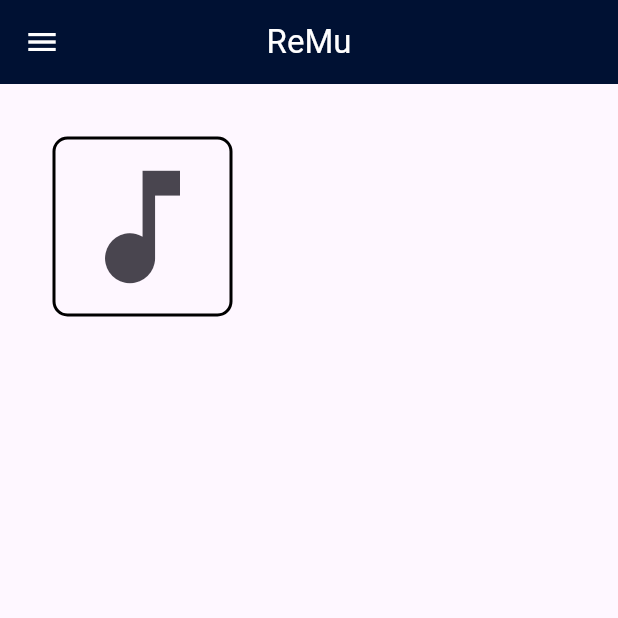
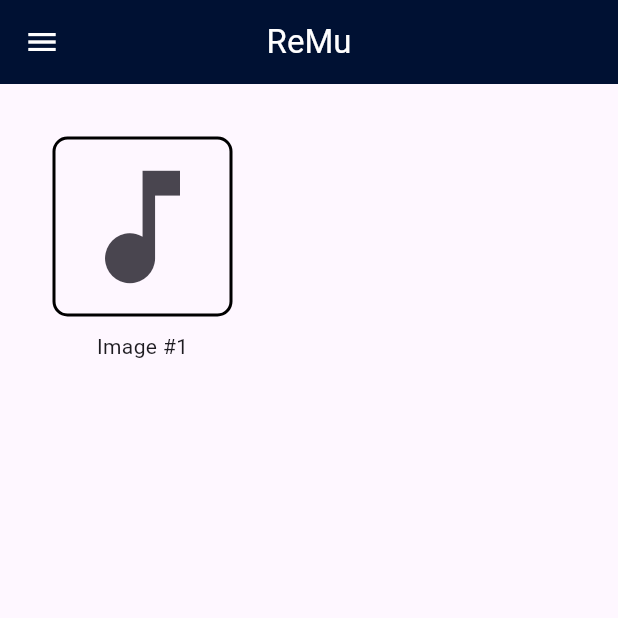
Before and after one commit to gadhiaeesha/capstone, a Flutter app: the screen it shows after launch, on a phone screen of 412 x 824 dp, the top half of it. Run offline on Flutter 3.47's test engine with Material 3 defaults, Android fonts, the phone set to English and light mode, and no system bars.

Commit message:
adding image name under icon

```diff
--- a/frontend/lib/Pages/home_page.dart
+++ b/frontend/lib/Pages/home_page.dart
@@ -19,7 +19,9 @@ class _HomePageState extends State<HomePage> {
       appBar: customAppBar(),
       body: Padding(
         padding: const EdgeInsets.all(35.0),
-        child: Container(
+        child: Column(
+          children: [
+            Container(
               decoration: BoxDecoration(
                 border: Border.all(
                   color: Colors.black,
@@ -39,6 +41,10 @@ class _HomePageState extends State<HomePage> {
                 }
               )
             ),
+            const SizedBox(height: 10),
+            const Text("Image #1"),
+          ],
+        ),
       )//Image.asset('assets/images/01.PNG'), //https://suragch.medium.com/how-to-include-images-in-your-flutter-app-863889fc0b29
 
     );
@@ -52,7 +58,7 @@ class ImagePage extends StatelessWidget {
   Widget build(BuildContext context) {
     return Scaffold(
       appBar: AppBar(
-        title: const Text("Image"),
+        title: const Text("Image #1"),
       ),
       body: Center(
         child: Image.asset('assets/images/01.PNG'),
```
Lines whose indentation alone changed are shown as unchanged.
